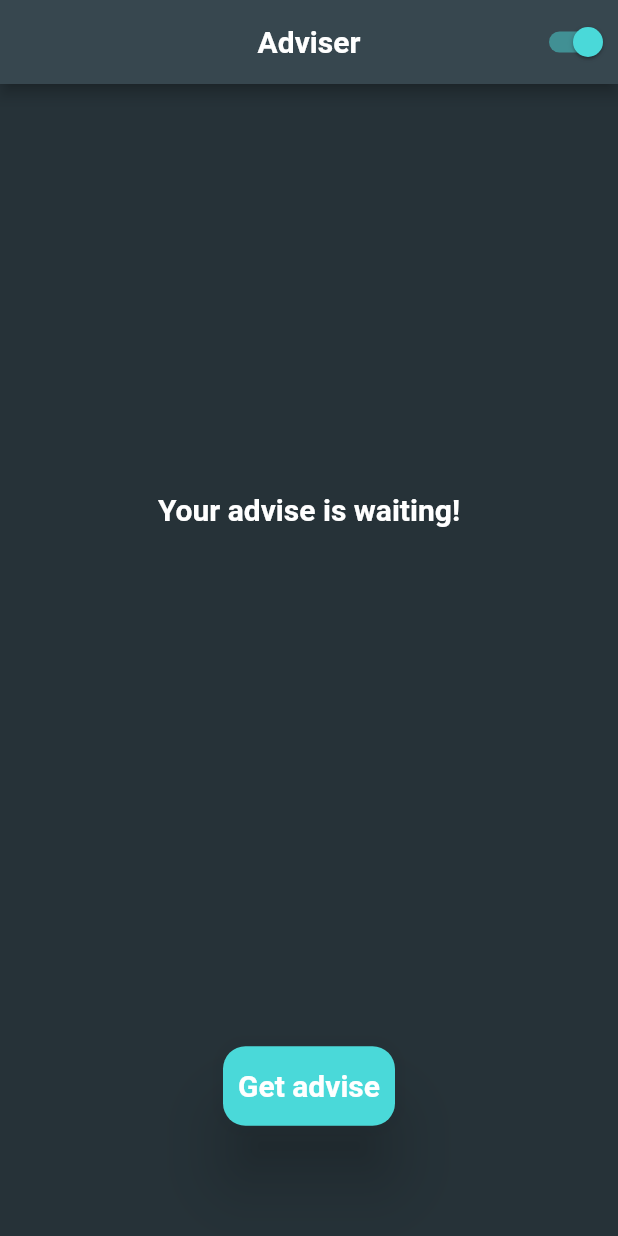
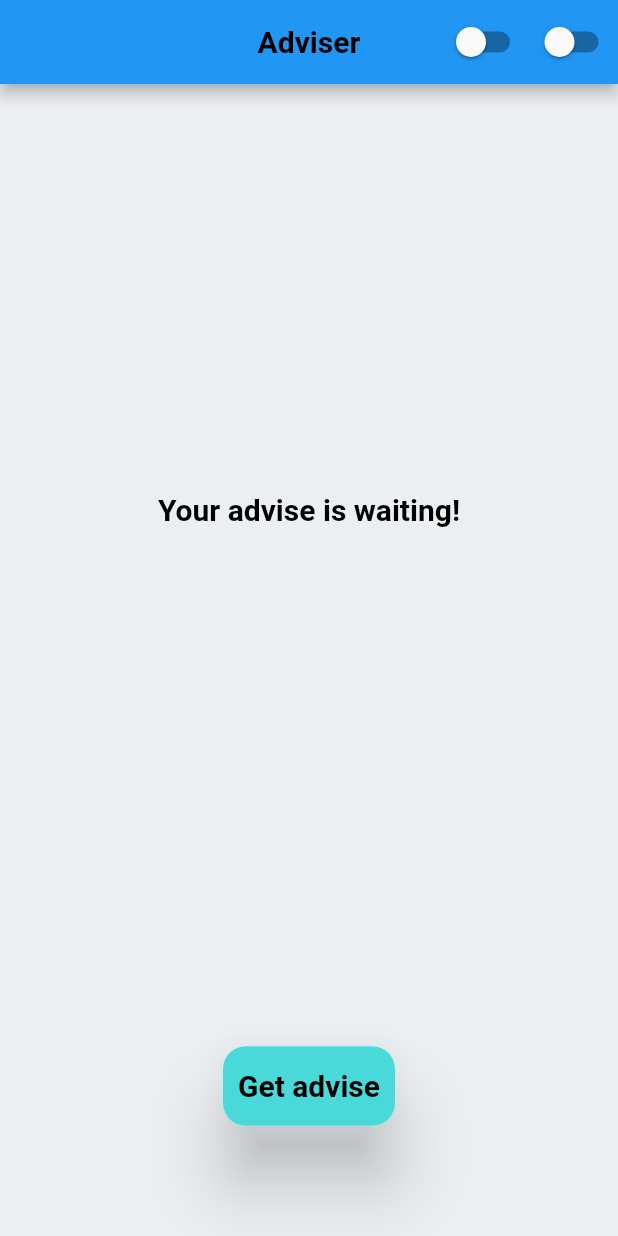
Before and after one commit to Pat992/dart-flutter-2022-clean, a Flutter app: the screen it shows after launch, on a phone screen of 412 x 824 dp. Run offline on Flutter 3.47's test engine with Material 2 defaults, Android fonts, the phone set to English and light mode, and no system bars; our stand-ins replace bloc, dartz, equatable, flutter_bloc, flutter_platform_widgets, get_it and 1 more; Roboto replaces fonts that are missing (Montserrat).

Commit message:
added system theme mode

```diff
--- a/adviser/lib/application/theme/theme_service_provider.dart
+++ b/adviser/lib/application/theme/theme_service_provider.dart
@@ -3,10 +3,13 @@ import 'package:flutter/foundation.dart';
 
 abstract class ThemeService extends ChangeNotifier {
   late bool isDarkMode;
+  late bool useSystemTheme;
 
   Future<void> init();
   Future<void> toggleTheme();
   Future<void> setTheme({required bool mode});
+  Future<void> toggleUseSystemTheme();
+  Future<void> setUseSystemTheme({required bool systemTheme});
 }
 
 class ThemeServiceImpl extends ChangeNotifier implements ThemeService {
@@ -15,10 +18,18 @@ class ThemeServiceImpl extends ChangeNotifier implements ThemeService {
   ThemeServiceImpl({required this.themeRepository});
 
   @override
-  bool isDarkMode = true;
+  late bool isDarkMode = true;
+  @override
+  late bool useSystemTheme;
 
   @override
   Future<void> init() async {
+    final useSystem = await themeRepository.getUseSystemTheme();
+    await useSystem.fold(
+      (systemTheme) async => await setUseSystemTheme(systemTheme: systemTheme),
+      (failure) async => await setUseSystemTheme(systemTheme: false),
+    );
+
     final modeOrFailure = await themeRepository.getTheme();
     await modeOrFailure.fold(
       (mode) async => await setTheme(mode: mode),
@@ -37,4 +48,16 @@ class ThemeServiceImpl extends ChangeNotifier implements ThemeService {
   Future<void> toggleTheme() async {
     await setTheme(mode: !isDarkMode);
   }
+
+  @override
+  Future<void> setUseSystemTheme({required bool systemTheme}) async {
+    useSystemTheme = systemTheme;
+    await themeRepository.setUseSystemTheme(useSystemTheme: useSystemTheme);
+    notifyListeners();
+  }
+
+  @override
+  Future<void> toggleUseSystemTheme() async {
+    await setUseSystemTheme(systemTheme: !useSystemTheme);
+  }
 }
--- a/adviser/lib/domain/repositories/theme_repository.dart
+++ b/adviser/lib/domain/repositories/theme_repository.dart
@@ -3,6 +3,7 @@ import 'package:dartz/dartz.dart';
 
 abstract class ThemeRepository {
   Future<Either<bool, Failure>> getTheme();
-
   Future<void> setTheme({required bool themeMode});
+  Future<Either<bool, Failure>> getUseSystemTheme();
+  Future<void> setUseSystemTheme({required bool useSystemTheme});
 }
--- a/adviser/lib/main.dart
+++ b/adviser/lib/main.dart
@@ -29,9 +29,13 @@ class MyApp extends StatelessWidget {
     return Consumer<ThemeServiceImpl>(
       builder: (context, themeService, child) {
         return MaterialApp(
-          theme: themeService.isDarkMode
-              ? AppTheme.darkTheme
-              : AppTheme.lightTheme,
+          darkTheme: AppTheme.darkTheme,
+          theme: AppTheme.lightTheme,
+          themeMode: themeService.useSystemTheme
+              ? ThemeMode.system
+              : themeService.isDarkMode
+                  ? ThemeMode.dark
+                  : ThemeMode.light,
           title: 'Adviser',
           home: BlocProvider(
             create: (context) => getIt<AdviserBloc>(),
--- a/adviser/lib/presentation/adviser/adviser_page.dart
+++ b/adviser/lib/presentation/adviser/adviser_page.dart
@@ -22,6 +22,12 @@ class AdviserPage extends StatelessWidget {
             onChanged: (_) =>
                 Provider.of<ThemeServiceImpl>(context, listen: false)
                     .toggleTheme(),
+          ),
+          Switch(
+            value: Provider.of<ThemeServiceImpl>(context).useSystemTheme,
+            onChanged: (_) =>
+                Provider.of<ThemeServiceImpl>(context, listen: false)
+                    .toggleUseSystemTheme(),
           ),
         ],
       ),
```
Also changed, not shown: adviser/lib/infrastructure/datasources/theme_local_datasource.dart (+19 -0 lines), adviser/lib/infrastructure/repositories/theme_repository_impl.dart (+15 -0 lines).
